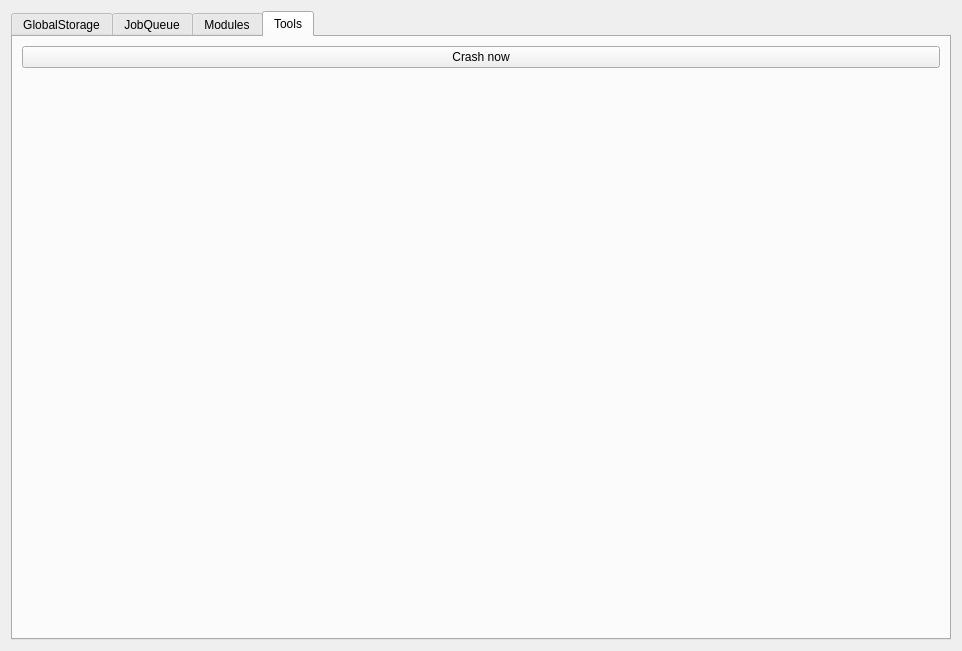
First picture: the form in src/libcalamaresui/utils/DebugWindow.ui, repository siduction/calamares, before the edit.
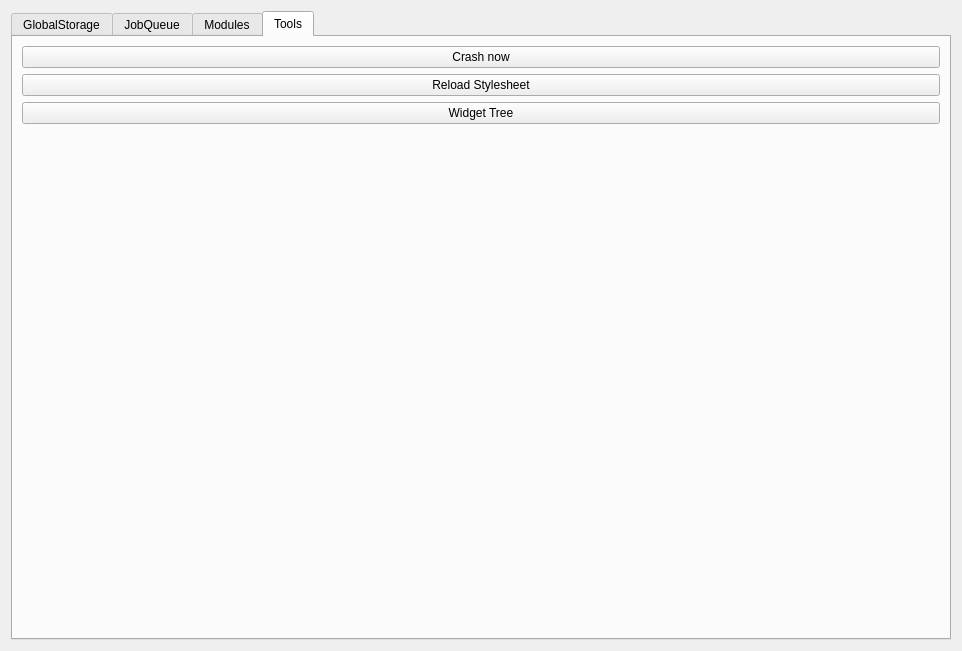
Second picture: the form after the edit. The open tabs and pages were chosen to show the change.

Diff of the .ui file:
```diff
--- a/src/libcalamaresui/utils/DebugWindow.ui
+++ b/src/libcalamaresui/utils/DebugWindow.ui
@@ -100,6 +100,20 @@
          </property>
         </widget>
        </item>
+       <item>
+        <widget class="QPushButton" name="reloadStylesheetButton">
+         <property name="text">
+          <string>Reload Stylesheet</string>
+         </property>
+        </widget>
+       </item>
+       <item>
+        <widget class="QPushButton" name="widgetTreeButton">
+         <property name="text">
+          <string>Widget Tree</string>
+         </property>
+        </widget>
+       </item>
        <item>
         <spacer name="verticalSpacer">
          <property name="orientation">
```
